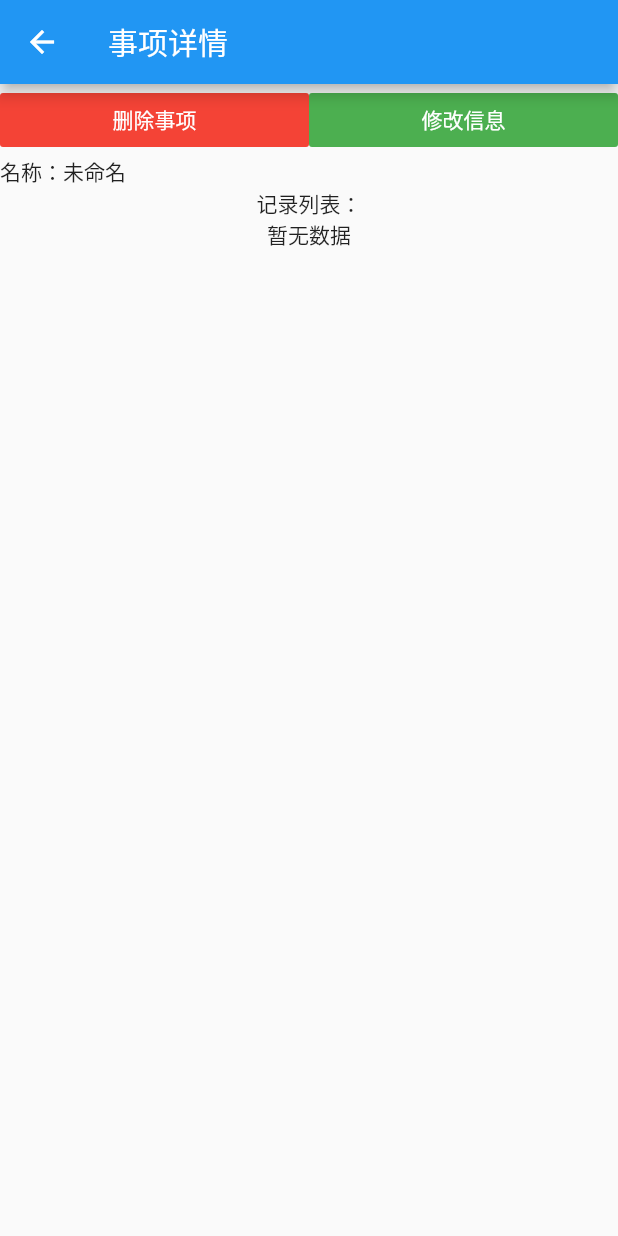
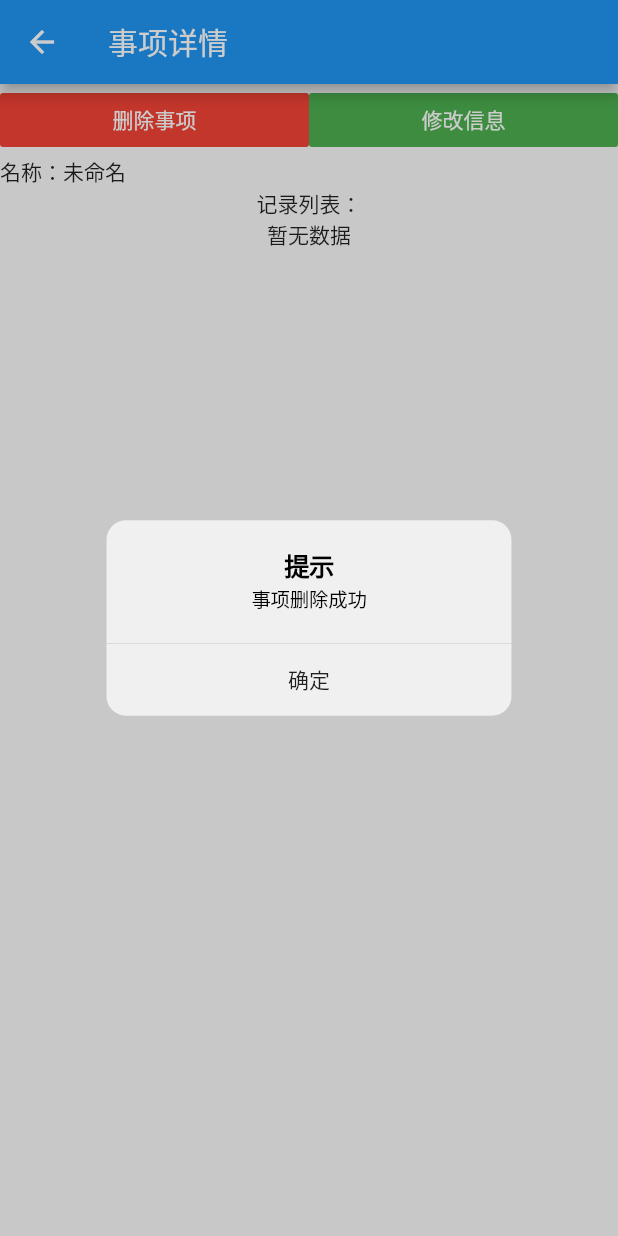
Before and after one commit to FantasyWind2016/life_record, a Flutter app: the ItemDetailPage screen opened by its route, after a tap on "删除事项", on a phone screen of 412 x 824 dp. Run offline on Flutter 3.47's test engine with Material 2 defaults, Android fonts, the phone set to English and light mode, and no system bars; our stand-ins replace shared_preferences, simple_animations, sqflite; accounts and stored records are empty.

Commit message:
+ 事项支持删除

```diff
--- a/lib/pages/item_detail/item_detail_page.dart
+++ b/lib/pages/item_detail/item_detail_page.dart
@@ -57,7 +57,23 @@ class _ItemDetailPageState extends State<ItemDetailPage> {
                     ),
                   ),
                   onPressed: (){
-
+                    DBUtil.instance.deleteItem(this.itemID).then((value){
+                      showCupertinoDialog(
+                        context: context,
+                        builder: (BuildContext context){
+                          return CupertinoAlertDialog(
+                            title: Text('提示'),
+                            content: Text('事项删除成功'),
+                            actions: <Widget>[
+                              FlatButton(onPressed: (){
+                                Navigator.of(context).pop();
+                                Navigator.of(context).pop();
+                              }, child: Text('确定')),
+                            ],
+                          );
+                        },
+                      );
+                    });
                   },
                 ),
               ),
--- a/lib/utils/db_util.dart
+++ b/lib/utils/db_util.dart
@@ -10,7 +10,7 @@ class DBUtil extends Object {
   final dbName = 'lr.db';
   final initSQLMap = {
     1: [
-      'create table item (id INTEGER PRIMARY KEY, name TEXT)',
+      'create table item (id INTEGER PRIMARY KEY, name TEXT, delete_flag INTEGER DEFAULT 0)',
       'create table record (id INTEGER PRIMARY KEY, item_id INTEGER, date DateTime, delete_flag INTEGER DEFAULT 0)',
     ],
     2: [
@@ -76,6 +76,16 @@ class DBUtil extends Object {
     });
   }
 
+  Future<int> deleteItem(int id) async {
+    var d = await db;
+    int result;
+    await d.transaction((trans) async {
+      result = await trans.update('item', {'delete_flag': 1}, where: 'id = ?', whereArgs: [id]);
+      print('$result');
+    });
+    return result;
+  }
+
   Future<int> insertRecord(Map<String, dynamic> data) async {
     var d = await db;
     int id;
@@ -102,7 +112,8 @@ class DBUtil extends Object {
       'SELECT i.id AS item_id, i.name, r.id, r.count, r.max_date '
       + 'FROM item AS i LEFT JOIN '
       + '(SELECT id, item_id, count(date) as count, max(date) as max_date from record where delete_flag = 0 group by item_id) AS r '
-      + 'ON i.id=r.item_id'
+      + 'ON i.id=r.item_id '
+      + 'WHERE i.delete_flag = 0'
     );
   }
 
```
